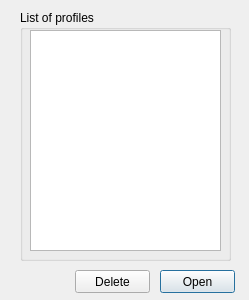
Qt form core/ui/toolbars/om/profile_list.ui (Giswater/giswater_qgis_plugin) before a commit.
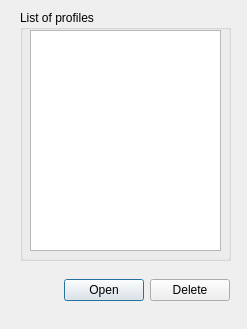
The same form after that commit.

Commit message:
style(ui): add lyt_buttons QGridLayout for all dialogs.
# Cherry-picked from 9fcf2481a2d87da33b8ae50d2bdb939909b3d67b

```diff
--- a/core/ui/toolbars/om/profile_list.ui
+++ b/core/ui/toolbars/om/profile_list.ui
@@ -6,26 +6,13 @@
    <rect>
     <x>0</x>
     <y>0</y>
-    <width>249</width>
-    <height>300</height>
+    <width>247</width>
+    <height>329</height>
    </rect>
   </property>
   <property name="windowTitle">
    <string>Load profiles</string>
   </property>
-  <widget class="QPushButton" name="btn_open">
-   <property name="geometry">
-    <rect>
-     <x>160</x>
-     <y>270</y>
-     <width>75</width>
-     <height>23</height>
-    </rect>
-   </property>
-   <property name="text">
-    <string>Open</string>
-   </property>
-  </widget>
   <widget class="QGroupBox" name="groupBox_2">
    <property name="geometry">
     <rect>
@@ -49,18 +36,44 @@
     </property>
    </widget>
   </widget>
-  <widget class="QPushButton" name="btn_delete_profile">
+  <widget class="QWidget" name="gridLayoutWidget">
    <property name="geometry">
     <rect>
-     <x>75</x>
+     <x>29</x>
      <y>270</y>
-     <width>75</width>
-     <height>23</height>
+     <width>201</width>
+     <height>41</height>
     </rect>
    </property>
-   <property name="text">
-    <string>Delete</string>
-   </property>
+   <layout class="QGridLayout" name="lyt_buttons">
+    <item row="0" column="1">
+     <widget class="QPushButton" name="btn_open">
+      <property name="text">
+       <string>Open</string>
+      </property>
+     </widget>
+    </item>
+    <item row="0" column="2">
+     <widget class="QPushButton" name="btn_delete_profile">
+      <property name="text">
+       <string>Delete</string>
+      </property>
+     </widget>
+    </item>
+    <item row="0" column="0">
+     <spacer name="horizontalSpacer">
+      <property name="orientation">
+       <enum>Qt::Horizontal</enum>
+      </property>
+      <property name="sizeHint" stdset="0">
+       <size>
+        <width>40</width>
+        <height>20</height>
+       </size>
+      </property>
+     </spacer>
+    </item>
+   </layout>
   </widget>
  </widget>
  <resources/>
```
The commit also changes 58 other files.
